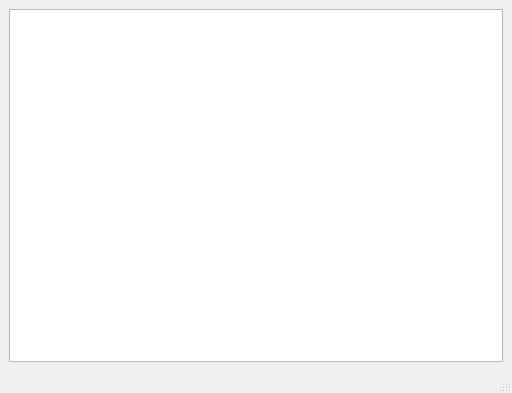
This is Server/mainwindow.ui in Sivoha/Qt-Chat as Qt 5 draws it before an edit. The edited form follows.
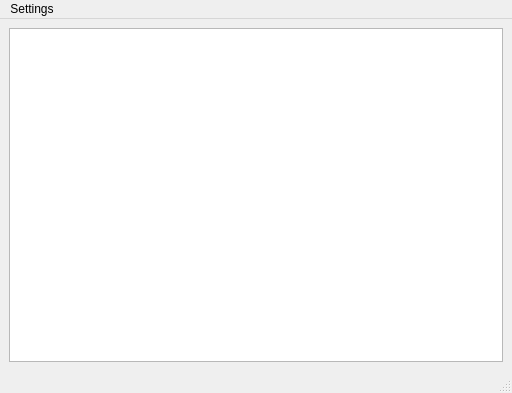
This is the edited form.

Patch:
```diff
--- a/Server/mainwindow.ui
+++ b/Server/mainwindow.ui
@@ -29,6 +29,14 @@
      <height>21</height>
     </rect>
    </property>
+   <widget class="QMenu" name="menuSettings">
+    <property name="title">
+     <string>Settings</string>
+    </property>
+    <addaction name="networkSettingsButton"/>
+    <addaction name="changeKeyButton"/>
+   </widget>
+   <addaction name="menuSettings"/>
   </widget>
   <widget class="QStatusBar" name="statusbar"/>
  </widget>
```
Left out of the diff: 10 changed lines with no effect on the pictures.
